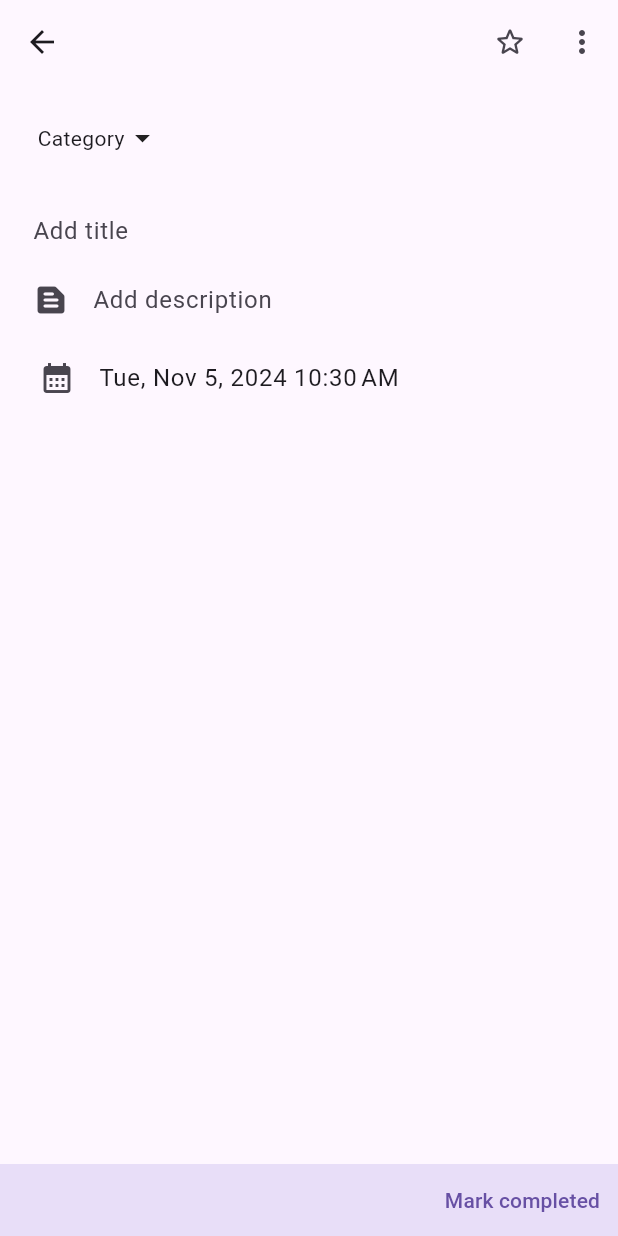
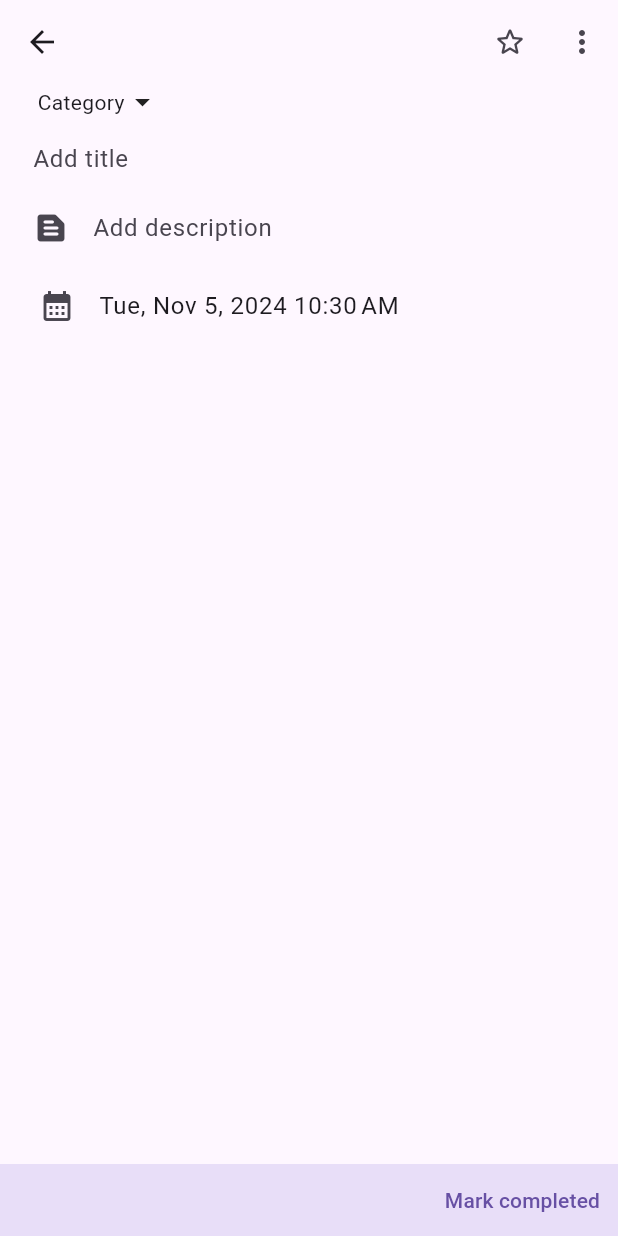
Before and after one commit to Ldev007/godo, a Flutter app: the screen it shows after launch, after a tap on an icon or button, on a phone screen of 412 x 824 dp. Run offline on Flutter 3.47's test engine with Material 3 defaults, Android fonts, the phone set to English and light mode, and no system bars; our stand-ins replace async_redux, get_it, go_router.

Commit message:
:construction: fixed padding for category toggle button in update task screen

```diff
--- a/lib/src/presentation/tasks/update_task_screen.dart
+++ b/lib/src/presentation/tasks/update_task_screen.dart
@@ -66,7 +66,7 @@ class UpdateTaskScreen extends StatelessWidget {
           child: Column(
             children: [
               Padding(
-                padding: EdgeInsets.only(left: 15, top: 24, bottom: 24),
+                padding: EdgeInsets.only(left: 15),
                 child: Row(
                   children: [
                     GestureDetector(
```
